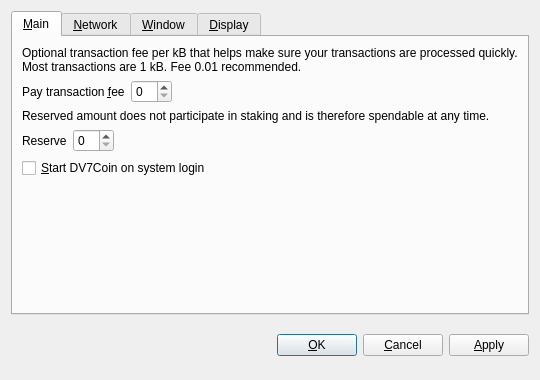
Above: src/qt/forms/optionsdialog.ui from akshaynexus/ShardCoin before the change. Below: the same form after it.
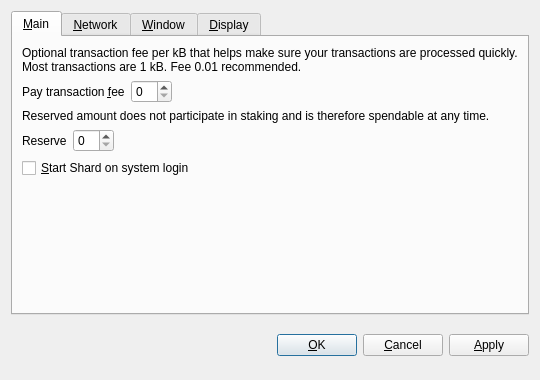
That is the form after the change. Custom widgets are drawn as their Qt base class.

Commit message: Made changes to Shard

What changed in the file:
```diff
--- a/src/qt/forms/optionsdialog.ui
+++ b/src/qt/forms/optionsdialog.ui
@@ -128,7 +128,7 @@
           <string>Automatically start DV7Coin after logging in to the system.</string>
          </property>
          <property name="text">
-          <string>&amp;Start DV7Coin on system login</string>
+          <string>&amp;Start Shard on system login</string>
          </property>
         </widget>
        </item>
```
Left out of the diff: 8 changed lines with no effect on the pictures. The commit also changes 127 other files.
